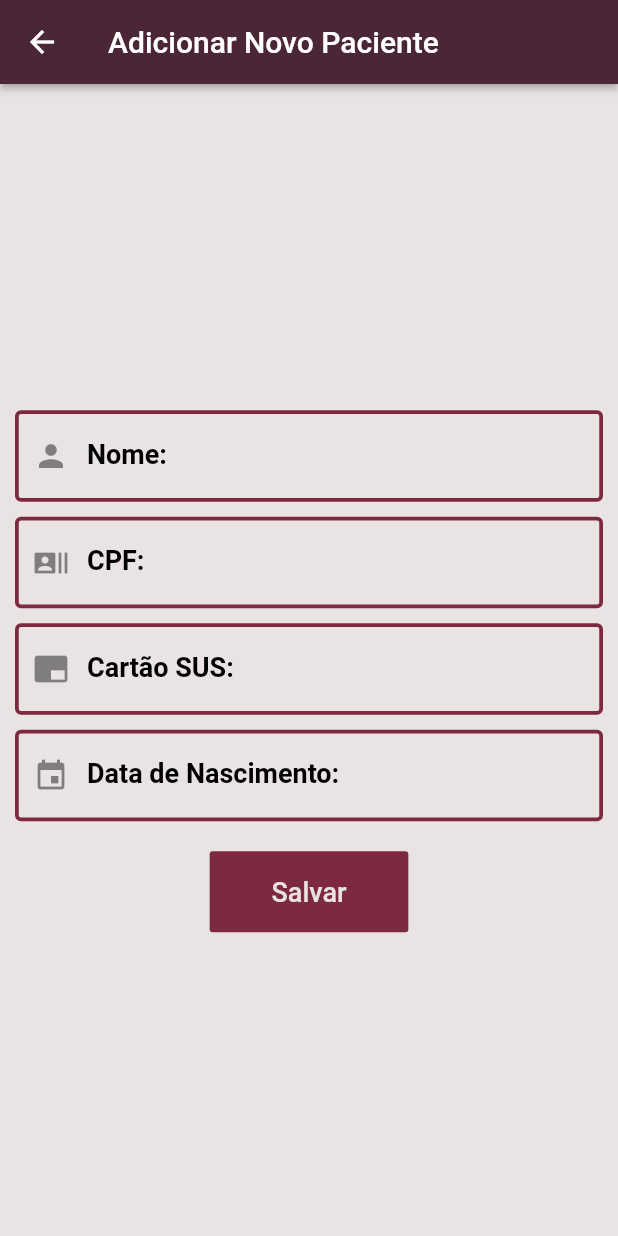
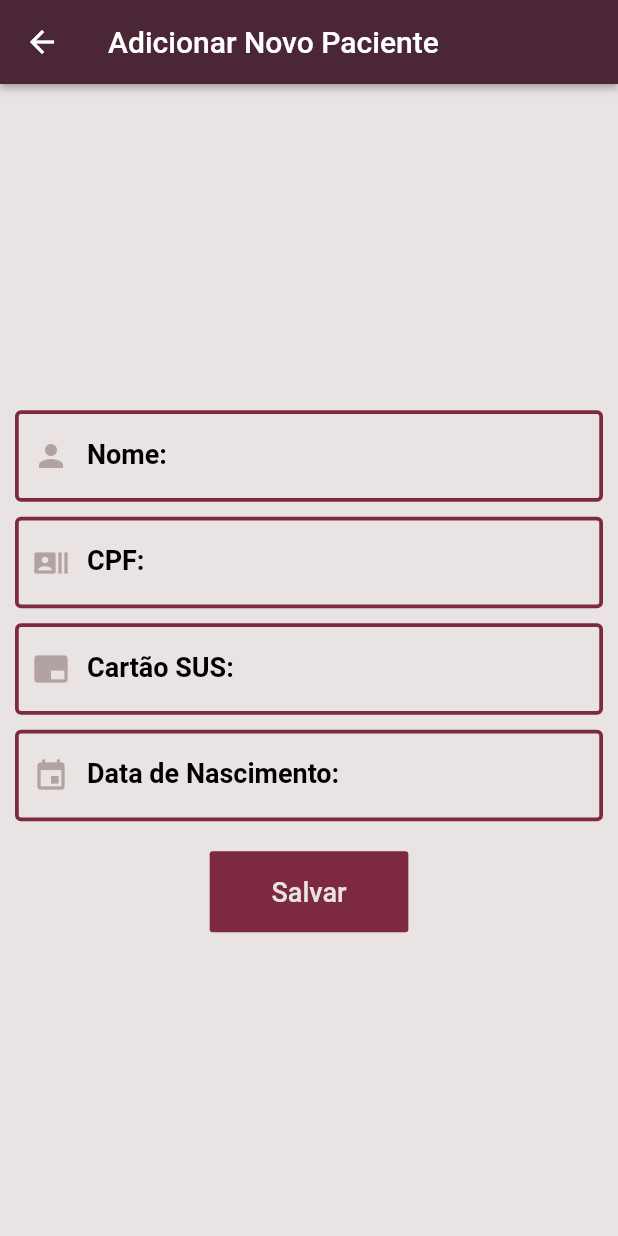
Before and after one commit to mathFaino/app, a Flutter app: the AddnewPaciente screen opened by its route, on a phone screen of 412 x 824 dp. Run offline on Flutter 3.47's test engine with Material 2 defaults, Android fonts, the phone set to English and light mode, and no system bars; our stand-ins replace bottom_navy_bar; missing offline and left inert: flutter_boom_menu.

Commit message:
Add cadastro de consulta
Adicionado o cadastro de consultas e modificações no textCamp e no novo widget criado (myCustomCheckbox)

```diff
--- a/psicoapp/lib/main.dart
+++ b/psicoapp/lib/main.dart
@@ -8,6 +8,7 @@ import 'package:psicoapp/screens/listaConsultas.dart';
 import 'package:psicoapp/screens/listaPacientes.dart';
 import 'package:psicoapp/screens/perfil.dart';
 import 'package:psicoapp/screens/addNewPaciente.dart';
+import 'package:psicoapp/screens/addNewConsulta.dart';
 
 void main() {
   runApp(MyApp());
@@ -40,7 +41,8 @@ class MyApp extends StatelessWidget {
         ),
         home: MyHomePage(title: 'Flutter Demo Home Page'),
         routes: <String, WidgetBuilder>{
-          "/AddNewPaciente" : (BuildContext context) => AddnewPaciente()
+          "/AddNewPaciente" : (BuildContext context) => AddnewPaciente(),
+          "/AddNewConsulta" : (BuildContext context) => AddNewConsulta()
         },
       ),
     );
@@ -102,7 +104,7 @@ class _MyHomePageState extends State<MyHomePage> {
           subtitle: "Você pode registrar novas consultas",
           subTitleColor: Colors.white,
           backgroundColor: Color(0xFF7D2941),
-          onTap: () => print('FIRST CHILD'),
+          onTap: (() => Navigator.of(context).pushNamed('/AddNewConsulta')),
         ),
         MenuItem(
           child: Icon(Icons.person, color: Colors.black),
--- a/psicoapp/lib/screens/addNewPaciente.dart
+++ b/psicoapp/lib/screens/addNewPaciente.dart
@@ -29,37 +29,37 @@ class AddnewPaciente extends StatelessWidget{
               children: <Widget>[
                 SizedBox(height: 5,),
                 TextCamp(
-                  enabled: true,
+                  enabledCamp: true,
                   inputType: TextInputType.text,
                   label: "Nome: ",
-                  prefix: Icon(Icons.person),
+                  prefix: Icons.person,
                 ),
                 SizedBox(
                   height: 10,
                 ),
                 TextCamp(
-                  enabled: true,
+                  enabledCamp: true,
                   inputType: TextInputType.number,
                   label: "CPF: ",
-                  prefix: Icon(Icons.recent_actors),
+                  prefix: Icons.recent_actors,
                 ),
                 SizedBox(
                   height: 10,
                 ),
                 TextCamp(
-                  enabled: true,
+                  enabledCamp: true,
                   inputType: TextInputType.number,
                   label: "Cartão SUS: ",
-                  prefix: Icon(Icons.branding_watermark),
+                  prefix: Icons.branding_watermark,
                 ),
                 SizedBox(
                   height: 10,
                 ),
                 TextCamp(
-                  enabled: true,
+                  enabledCamp: true,
                   inputType: TextInputType.datetime,
                   label: "Data de Nascimento: ",
-                  prefix: Icon(Icons.event),
+                  prefix: Icons.event,
                 ),
                 SizedBox(
                   height: 20,
--- a/psicoapp/lib/screens/consulta.dart
+++ b/psicoapp/lib/screens/consulta.dart
@@ -16,7 +16,7 @@ class Consulta extends StatelessWidget {
           children: <Widget>[
             Padding(
               padding: EdgeInsets.only(left: 20, right: 20),
-              child: TextCamp(label: "Data", enabled: true, inputType: TextInputType.datetime,),
+              child: TextCamp(label: "Data", enabledCamp: true, inputType: TextInputType.datetime,),
             )
           ],
         ),
--- a/psicoapp/lib/widgets/myCustomClip.dart
+++ b/psicoapp/lib/widgets/myCustomClip.dart
@@ -6,7 +6,6 @@ class MyCustomClip extends CustomClipper<Path>{
     Path path = Path();
 
     path.lineTo(0.0, 200);
-    path.lineTo(200, 100.0);
 
     var controlPoint = Offset(((size.width/2)/2), ((size.height/2)/2));//X = ((size.width/2)/2) e Y = ((size.heigth/2)/2) ponto de controle
     var endPoint = Offset(size.width, 0);//pontos da reta x= valor máximo e y = 0
--- a/psicoapp/lib/widgets/textCamp.dart
+++ b/psicoapp/lib/widgets/textCamp.dart
@@ -3,15 +3,15 @@ import 'package:flutter/material.dart';
 
 class TextCamp extends StatelessWidget{
 
-  TextCamp({this.label, this.prefix, this.sufix, this.onChanged, this.inputType, this.obscure, this.controller, this.enabled});
+  TextCamp({this.label, this.prefix, this.sufix, this.onChanged, this.inputType, this.obscure, this.controller, this.enabledCamp});
 
   final String label;
-  final Icon prefix;
+  final IconData prefix;
   final Icon sufix;
   final Function (String) onChanged;
   final TextInputType inputType;
   final bool obscure;
-  final bool enabled;
+  final bool enabledCamp;
   final TextEditingController controller;
 
 
@@ -19,7 +19,7 @@ class TextCamp extends StatelessWidget{
   Widget build(BuildContext context) {
     return TextField(
       obscureText: obscure == null ? false : obscure,
-      enabled: enabled == null ?  true : enabled ,
+      enabled: enabledCamp == null ? true : enabledCamp,
       controller: controller,
       onChanged: onChanged,
       maxLines: 1,
@@ -27,20 +27,19 @@ class TextCamp extends StatelessWidget{
       keyboardType: inputType,
       textAlign: TextAlign.left,
       decoration: InputDecoration(
+
         focusedBorder: OutlineInputBorder(
           borderSide: BorderSide(color: Color(0xFF4B2637),width: 2.5)
         ),
         enabledBorder: OutlineInputBorder(
           borderSide: BorderSide(color: Color(0xFF7D2941), width: 2.5)
         ),
-
-        enabled: enabled != null ?  true : enabled ,
-        prefixIcon: prefix,
+        prefixIcon: Icon(prefix, color: Color(0xFFB3A2A2), ),
         labelText: label,
         suffixIcon: sufix,
         hoverColor: Color(0xFFB3A2A2),
         labelStyle: TextStyle(color: Colors.black),
-      ),
+             ),
       style: TextStyle(color: Colors.black, fontSize: 18.0, fontWeight: FontWeight.bold),
     );
   }
```
Also changed, not shown: psicoapp/lib/screens/addNewConsulta.dart (added, +36 -0 lines), psicoapp/lib/widgets/myCustomCheckbox.dart (added, +33 -0 lines).
